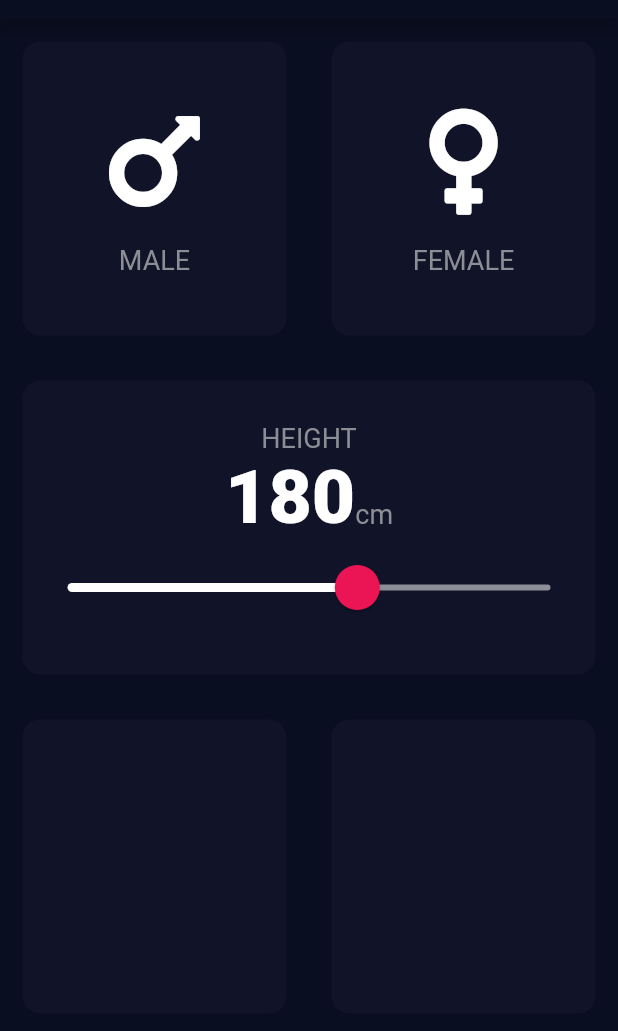
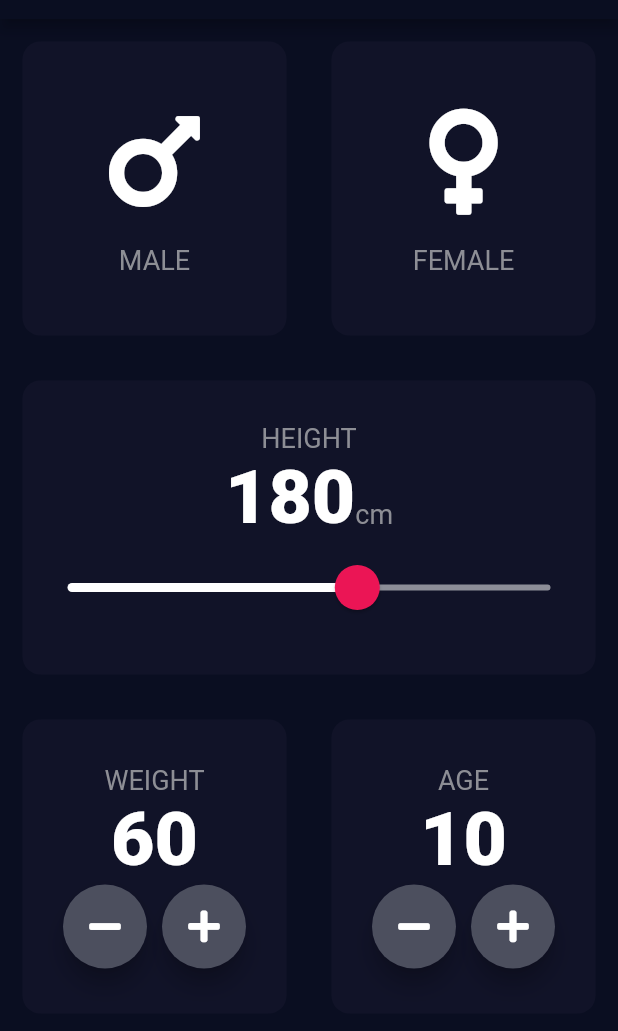
Before and after one commit to IamXolisaniNgcobo/bmi_calculator, a Flutter app: the screen it shows after launch, on a phone screen of 412 x 824 dp, the part 65-1096 px from its top. Run offline on Flutter 3.47's test engine with Material 2 defaults, Android fonts, the phone set to English and light mode, and no system bars; our stand-ins replace font_awesome_flutter.

Commit message:
Update input_page.dart

```diff
--- a/lib/input_page.dart
+++ b/lib/input_page.dart
@@ -15,6 +15,8 @@ enum Gender { male, female }
 class _InputPageState extends State<InputPage> {
   Gender? selectedGender;
   int height = 180;
+  int weight = 60;
+  int age = 10;
   @override
   Widget build(BuildContext context) {
     return Scaffold(
@@ -115,11 +117,87 @@ class _InputPageState extends State<InputPage> {
             child: Row(
               children: [
                 Expanded(
-                  child: ReUsableCard(colour: kInActiveCardColour),
+                  child: ReUsableCard(
+                    colour: kInActiveCardColour,
+                    cardChild: Column(
+                      mainAxisAlignment: MainAxisAlignment.center,
+                      children: [
+                        Text(
+                          'WEIGHT',
+                          style: kLabelTextStyle,
+                        ),
+                        Text(
+                          weight.toString(),
+                          style: kNumber,
+                        ),
+                        Row(
+                          mainAxisAlignment: MainAxisAlignment.center,
+                          children: [
+                            RoundIconButton(
+                              onPressed: () {
+                                setState(() {
+                                  weight--;
+                                });
+                              },
+                              icon: FontAwesomeIcons.minus,
+                            ),
+                            SizedBox(
+                              width: 10.0,
+                            ),
+                            RoundIconButton(
+                              onPressed: () {
+                                setState(() {
+                                  weight++;
+                                });
+                              },
+                              icon: FontAwesomeIcons.plus,
+                            ),
+                          ],
+                        ),
+                      ],
+                    ),
+                  ),
                 ),
                 Expanded(
                   child: ReUsableCard(
                     colour: kInActiveCardColour,
+                    cardChild: Column(
+                      mainAxisAlignment: MainAxisAlignment.center,
+                      children: [
+                        Text(
+                          'AGE',
+                          style: kLabelTextStyle,
+                        ),
+                        Text(
+                          age.toString(),
+                          style: kNumber,
+                        ),
+                        Row(
+                          mainAxisAlignment: MainAxisAlignment.center,
+                          children: [
+                            RoundIconButton(
+                              onPressed: () {
+                                setState(() {
+                                  age--;
+                                });
+                              },
+                              icon: FontAwesomeIcons.minus,
+                            ),
+                            SizedBox(
+                              width: 10.0,
+                            ),
+                            RoundIconButton(
+                              onPressed: () {
+                                setState(() {
+                                  age++;
+                                });
+                              },
+                              icon: FontAwesomeIcons.plus,
+                            ),
+                          ],
+                        ),
+                      ],
+                    ),
                   ),
                 ),
               ],
@@ -139,3 +217,23 @@ class _InputPageState extends State<InputPage> {
     );
   }
 }
+
+class RoundIconButton extends StatelessWidget {
+  final IconData icon;
+  final VoidCallback onPressed;
+  RoundIconButton({required this.icon, required this.onPressed});
+  @override
+  Widget build(BuildContext context) {
+    return RawMaterialButton(
+      child: Icon(
+        icon,
+        color: Colors.white,
+      ),
+      elevation: 6.0,
+      constraints: BoxConstraints.tightFor(width: 56.0, height: 56.0),
+      onPressed: onPressed,
+      shape: CircleBorder(),
+      fillColor: Color(0xFF4C4F5E),
+    );
+  }
+}
```
